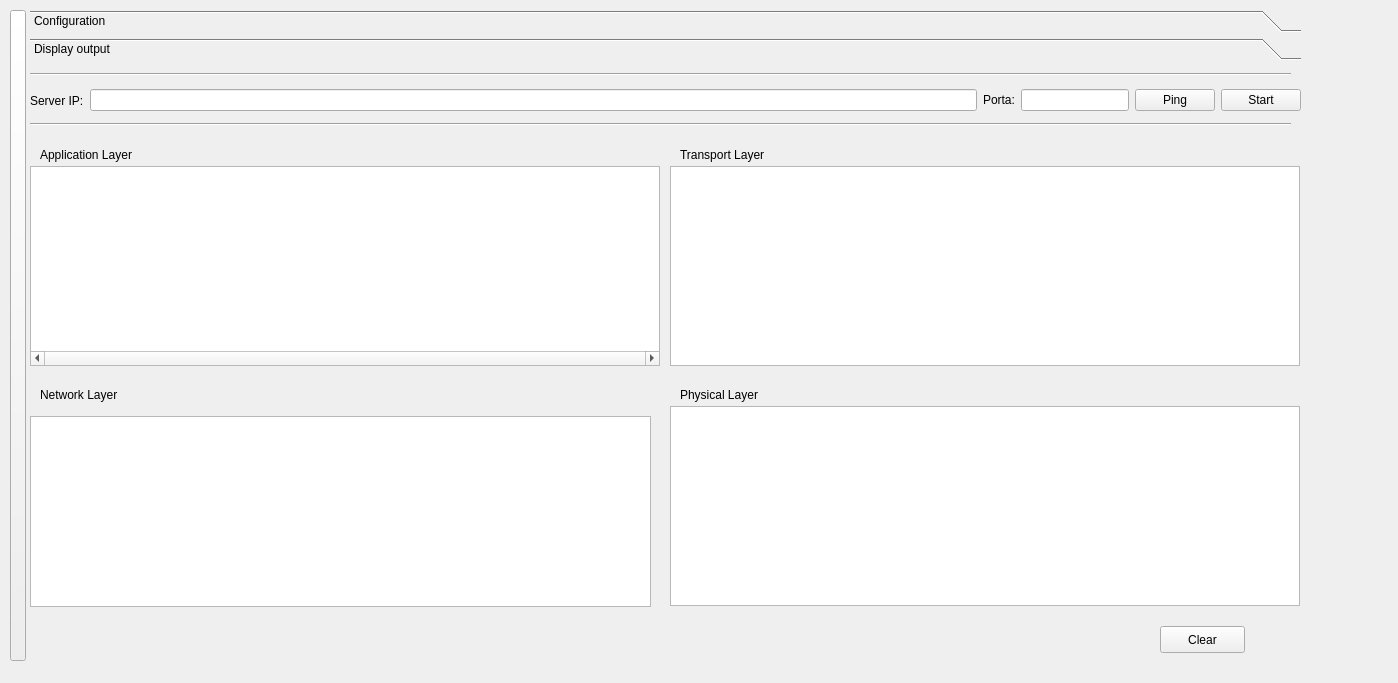
The window that NEW/client.ui (thaisdb/TCC) describes before a commit, drawn with Qt 5.
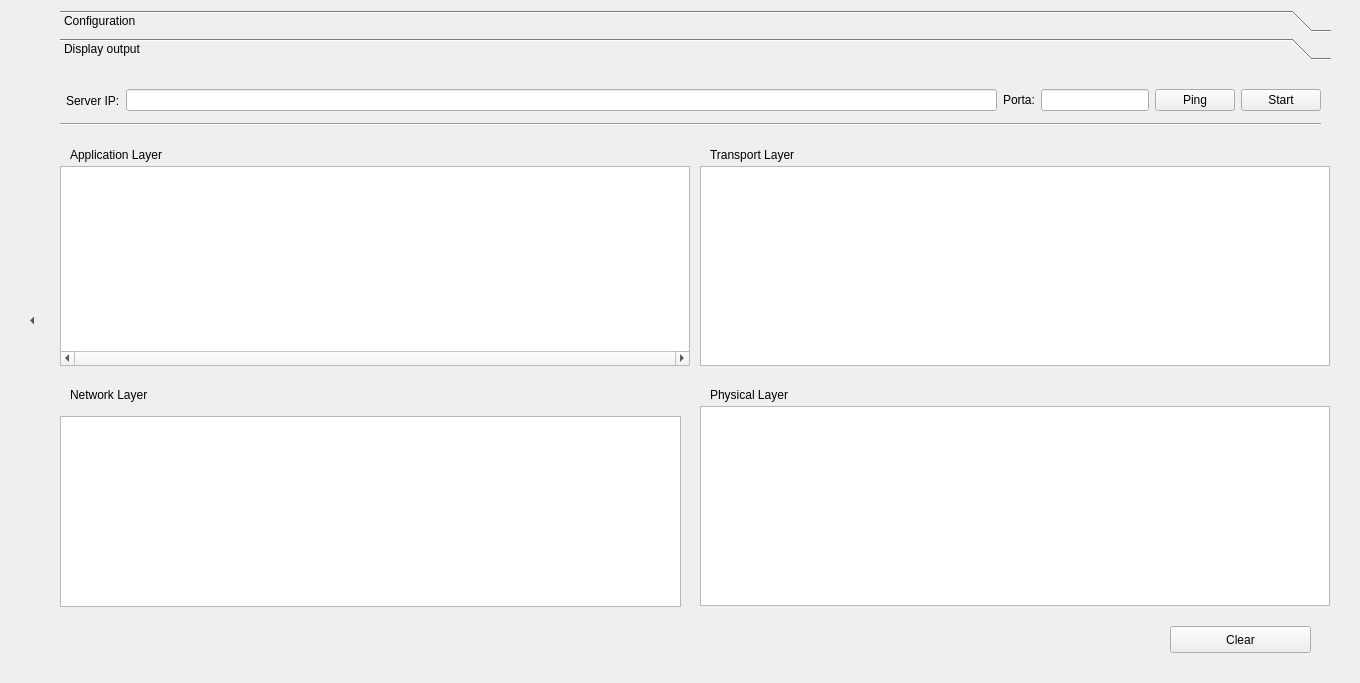
The same window after the commit. Custom widgets are drawn as their Qt base class.

What changed in the file:
```diff
--- a/NEW/client.ui
+++ b/NEW/client.ui
@@ -6,7 +6,7 @@
    <rect>
     <x>0</x>
     <y>0</y>
-    <width>1398</width>
+    <width>1360</width>
     <height>683</height>
    </rect>
   </property>
@@ -16,7 +16,7 @@
   <widget class="QToolBox" name="toolBox">
    <property name="geometry">
     <rect>
-     <x>30</x>
+     <x>60</x>
      <y>10</y>
      <width>1271</width>
      <height>651</height>
@@ -169,19 +169,6 @@
     <attribute name="label">
      <string>Display output</string>
     </attribute>
-    <widget class="Line" name="line">
-     <property name="geometry">
-      <rect>
-       <x>0</x>
-       <y>0</y>
-       <width>1261</width>
-       <height>16</height>
-      </rect>
-     </property>
-     <property name="orientation">
-      <enum>Qt::Horizontal</enum>
-     </property>
-    </widget>
     <widget class="Line" name="line_4">
      <property name="geometry">
       <rect>
@@ -200,11 +187,18 @@
       <rect>
        <x>0</x>
        <y>20</y>
-       <width>1271</width>
+       <width>1261</width>
        <height>29</height>
       </rect>
      </property>
      <layout class="QHBoxLayout" name="horizontalLayout_4">
+      <item>
+       <widget class="Line" name="line">
+        <property name="orientation">
+         <enum>Qt::Horizontal</enum>
+        </property>
+       </widget>
+      </item>
       <item>
        <widget class="QLabel" name="label">
         <property name="text">
@@ -408,9 +402,9 @@
     <widget class="QPushButton" name="clearButton">
      <property name="geometry">
       <rect>
-       <x>1130</x>
+       <x>1110</x>
        <y>560</y>
-       <width>85</width>
+       <width>141</width>
        <height>27</height>
       </rect>
      </property>
@@ -430,33 +424,29 @@
     </widget>
    </widget>
   </widget>
-  <widget class="KArrowButton" name="karrowbutton">
+  <widget class="QToolButton" name="toolButton">
    <property name="geometry">
     <rect>
-     <x>10</x>
+     <x>20</x>
      <y>10</y>
-     <width>16</width>
-     <height>651</height>
+     <width>24</width>
+     <height>621</height>
     </rect>
    </property>
-   <property name="sizePolicy">
-    <sizepolicy hsizetype="Minimum" vsizetype="Preferred">
-     <horstretch>0</horstretch>
-     <verstretch>1</verstretch>
-    </sizepolicy>
+   <property name="text">
+    <string>...</string>
    </property>
-   <property name="arrowType" stdset="0">
-    <number>3</number>
+   <property name="popupMode">
+    <enum>QToolButton::DelayedPopup</enum>
+   </property>
+   <property name="autoRaise">
+    <bool>true</bool>
+   </property>
+   <property name="arrowType">
+    <enum>Qt::LeftArrow</enum>
    </property>
   </widget>
  </widget>
- <customwidgets>
-  <customwidget>
-   <class>KArrowButton</class>
-   <extends>QPushButton</extends>
-   <header>karrowbutton.h</header>
-  </customwidget>
- </customwidgets>
  <resources/>
  <connections/>
 </ui>
```
